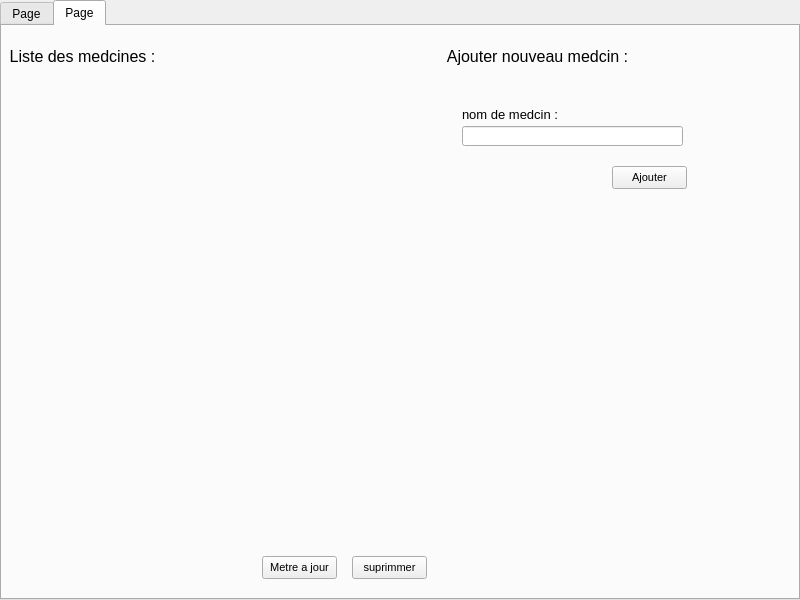
Above: ui/urgence.ui from otmanLAHRECHE/EPSP_Garde_Project before the change. Below: the same form after it.
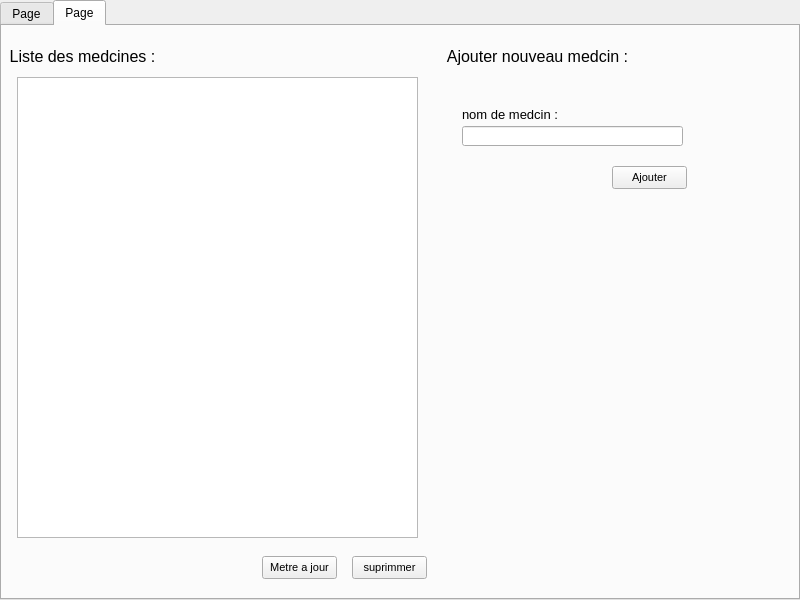
That is the form after the change. Icons and pictures are not drawn.

Patch:
```diff
--- a/ui/urgence.ui
+++ b/ui/urgence.ui
@@ -227,11 +227,27 @@
       <property name="geometry">
        <rect>
         <x>10</x>
-        <y>50</y>
+        <y>40</y>
         <width>411</width>
-        <height>471</height>
+        <height>481</height>
        </rect>
       </property>
+      <property name="sizePolicy">
+       <sizepolicy hsizetype="Fixed" vsizetype="Fixed">
+        <horstretch>0</horstretch>
+        <verstretch>0</verstretch>
+       </sizepolicy>
+      </property>
+      <widget class="QTableView" name="tableView">
+       <property name="geometry">
+        <rect>
+         <x>5</x>
+         <y>11</y>
+         <width>401</width>
+         <height>461</height>
+        </rect>
+       </property>
+      </widget>
      </widget>
     </widget>
    </widget>
```
